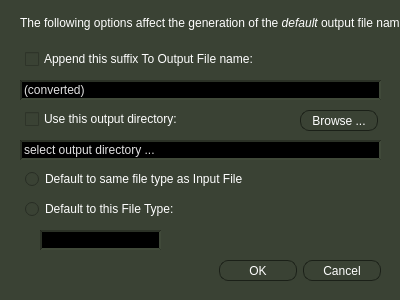
This is ferocious/outputfileoptions_dialog.ui in jniemann66/ferocious as Qt 5 draws it before an edit. The edited form follows.
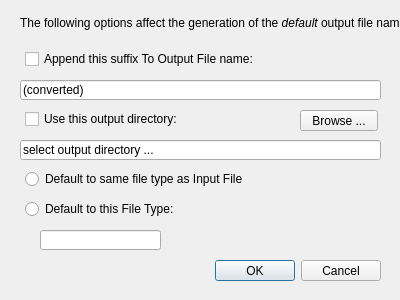
This is the edited form. Icons and pictures are not drawn.

Commit message: changes to ui form attributes

Patch:
```diff
--- a/ferocious/outputfileoptions_dialog.ui
+++ b/ferocious/outputfileoptions_dialog.ui
@@ -22,421 +22,6 @@
     <height>300</height>
    </size>
   </property>
-  <property name="palette">
-   <palette>
-    <active>
-     <colorrole role="WindowText">
-      <brush brushstyle="SolidPattern">
-       <color alpha="255">
-        <red>255</red>
-        <green>255</green>
-        <blue>255</blue>
-       </color>
-      </brush>
-     </colorrole>
-     <colorrole role="Button">
-      <brush brushstyle="SolidPattern">
-       <color alpha="255">
-        <red>58</red>
-        <green>66</green>
-        <blue>52</blue>
-       </color>
-      </brush>
-     </colorrole>
-     <colorrole role="Light">
-      <brush brushstyle="SolidPattern">
-       <color alpha="255">
-        <red>87</red>
-        <green>99</green>
-        <blue>78</blue>
-       </color>
-      </brush>
-     </colorrole>
-     <colorrole role="Midlight">
-      <brush brushstyle="SolidPattern">
-       <color alpha="255">
-        <red>72</red>
-        <green>82</green>
-        <blue>65</blue>
-       </color>
-      </brush>
-     </colorrole>
-     <colorrole role="Dark">
-      <brush brushstyle="SolidPattern">
-       <color alpha="255">
-        <red>29</red>
-        <green>33</green>
-        <blue>26</blue>
-       </color>
-      </brush>
-     </colorrole>
-     <colorrole role="Mid">
-      <brush brushstyle="SolidPattern">
-       <color alpha="255">
-        <red>38</red>
-        <green>44</green>
-        <blue>34</blue>
-       </color>
-      </brush>
-     </colorrole>
-     <colorrole role="Text">
-      <brush brushstyle="SolidPattern">
-       <color alpha="255">
-        <red>255</red>
-        <green>255</green>
-        <blue>255</blue>
-       </color>
-      </brush>
-     </colorrole>
-     <colorrole role="BrightText">
-      <brush brushstyle="SolidPattern">
-       <color alpha="255">
-        <red>255</red>
-        <green>255</green>
-        <blue>255</blue>
-       </color>
-      </brush>
-     </colorrole>
-     <colorrole role="ButtonText">
-      <brush brushstyle="SolidPattern">
-       <color alpha="255">
-        <red>255</red>
-        <green>255</green>
-        <blue>255</blue>
-       </color>
-      </brush>
-     </colorrole>
-     <colorrole role="Base">
-      <brush brushstyle="SolidPattern">
-       <color alpha="255">
-        <red>58</red>
-        <green>66</green>
-        <blue>52</blue>
-       </color>
-      </brush>
-     </colorrole>
-     <colorrole role="Window">
-      <brush brushstyle="SolidPattern">
-       <color alpha="255">
-        <red>58</red>
-        <green>66</green>
-        <blue>52</blue>
-       </color>
-      </brush>
-     </colorrole>
-     <colorrole role="Shadow">
-      <brush brushstyle="SolidPattern">
-       <color alpha="255">
-        <red>0</red>
-        <green>0</green>
-        <blue>0</blue>
-       </color>
-      </brush>
-     </colorrole>
-     <colorrole role="AlternateBase">
-      <brush brushstyle="SolidPattern">
-       <color alpha="255">
-        <red>29</red>
-        <green>33</green>
-        <blue>26</blue>
-       </color>
-      </brush>
-     </colorrole>
-     <colorrole role="ToolTipBase">
-      <brush brushstyle="SolidPattern">
-       <color alpha="255">
-        <red>255</red>
-        <green>255</green>
-        <blue>220</blue>
-       </color>
-      </brush>
-     </colorrole>
-     <colorrole role="ToolTipText">
-      <brush brushstyle="SolidPattern">
-       <color alpha="255">
-        <red>0</red>
-        <green>0</green>
-        <blue>0</blue>
-       </color>
-      </brush>
-     </colorrole>
-    </active>
-    <inactive>
-     <colorrole role="WindowText">
-      <brush brushstyle="SolidPattern">
-       <color alpha="255">
-        <red>255</red>
-        <green>255</green>
-        <blue>255</blue>
-       </color>
-      </brush>
-     </colorrole>
-     <colorrole role="Button">
-      <brush brushstyle="SolidPattern">
-       <color alpha="255">
-        <red>58</red>
-        <green>66</green>
-        <blue>52</blue>
-       </color>
-      </brush>
-     </colorrole>
-     <colorrole role="Light">
-      <brush brushstyle="SolidPattern">
-       <color alpha="255">
-        <red>87</red>
-        <green>99</green>
-        <blue>78</blue>
-       </color>
-      </brush>
-     </colorrole>
-     <colorrole role="Midlight">
-      <brush brushstyle="SolidPattern">
-       <color alpha="255">
-        <red>72</red>
-        <green>82</green>
-        <blue>65</blue>
-       </color>
-      </brush>
-     </colorrole>
-     <colorrole role="Dark">
-      <brush brushstyle="SolidPattern">
-       <color alpha="255">
-        <red>29</red>
-        <green>33</green>
-        <blue>26</blue>
-       </color>
-      </brush>
-     </colorrole>
-     <colorrole role="Mid">
-      <brush brushstyle="SolidPattern">
-       <color alpha="255">
-        <red>38</red>
-        <green>44</green>
-        <blue>34</blue>
-       </color>
-      </brush>
-     </colorrole>
-     <colorrole role="Text">
-      <brush brushstyle="SolidPattern">
-       <color alpha="255">
-        <red>255</red>
-        <green>255</green>
-        <blue>255</blue>
-       </color>
-      </brush>
-     </colorrole>
-     <colorrole role="BrightText">
-      <brush brushstyle="SolidPattern">
-       <color alpha="255">
-        <red>255</red>
-        <green>255</green>
-        <blue>255</blue>
-       </color>
-      </brush>
-     </colorrole>
-     <colorrole role="ButtonText">
-      <brush brushstyle="SolidPattern">
-       <color alpha="255">
-        <red>255</red>
-        <green>255</green>
-        <blue>255</blue>
-       </color>
-      </brush>
-     </colorrole>
-     <colorrole role="Base">
-      <brush brushstyle="SolidPattern">
-       <color alpha="255">
-        <red>58</red>
-        <green>66</green>
-        <blue>52</blue>
-       </color>
-      </brush>
-     </colorrole>
-     <colorrole role="Window">
-      <brush brushstyle="SolidPattern">
-       <color alpha="255">
-        <red>58</red>
-        <green>66</green>
-        <blue>52</blue>
-       </color>
-      </brush>
-     </colorrole>
-     <colorrole role="Shadow">
-      <brush brushstyle="SolidPattern">
-       <color alpha="255">
-        <red>0</red>
-        <green>0</green>
-        <blue>0</blue>
-       </color>
-      </brush>
-     </colorrole>
-     <colorrole role="AlternateBase">
-      <brush brushstyle="SolidPattern">
-       <color alpha="255">
-        <red>29</red>
-        <green>33</green>
-        <blue>26</blue>
-       </color>
-      </brush>
-     </colorrole>
-     <colorrole role="ToolTipBase">
-      <brush brushstyle="SolidPattern">
-       <color alpha="255">
-        <red>255</red>
-        <green>255</green>
-        <blue>220</blue>
-       </color>
-      </brush>
-     </colorrole>
-     <colorrole role="ToolTipText">
-      <brush brushstyle="SolidPattern">
-       <color alpha="255">
-        <red>0</red>
-        <green>0</green>
-        <blue>0</blue>
-       </color>
-      </brush>
-     </colorrole>
-    </inactive>
-    <disabled>
-     <colorrole role="WindowText">
-      <brush brushstyle="SolidPattern">
-       <color alpha="255">
-        <red>255</red>
-        <green>255</green>
-        <blue>255</blue>
-       </color>
-      </brush>
-     </colorrole>
-     <colorrole role="Button">
-      <brush brushstyle="SolidPattern">
-       <color alpha="255">
-        <red>58</red>
-        <green>66</green>
-        <blue>52</blue>
-       </color>
-      </brush>
-     </colorrole>
-     <colorrole role="Light">
-      <brush brushstyle="SolidPattern">
-       <color alpha="255">
-        <red>87</red>
-        <green>99</green>
-        <blue>78</blue>
-       </color>
-      </brush>
-     </colorrole>
-     <colorrole role="Midlight">
-      <brush brushstyle="SolidPattern">
-       <color alpha="255">
-        <red>72</red>
-        <green>82</green>
-        <blue>65</blue>
-       </color>
-      </brush>
-     </colorrole>
-     <colorrole role="Dark">
-      <brush brushstyle="SolidPattern">
-       <color alpha="255">
-        <red>29</red>
-        <green>33</green>
-        <blue>26</blue>
-       </color>
-      </brush>
-     </colorrole>
-     <colorrole role="Mid">
-      <brush brushstyle="SolidPattern">
-       <color alpha="255">
-        <red>38</red>
-        <green>44</green>
-        <blue>34</blue>
-       </color>
-      </brush>
-     </colorrole>
-     <colorrole role="Text">
-      <brush brushstyle="SolidPattern">
-       <color alpha="255">
-        <red>255</red>
-        <green>255</green>
-        <blue>255</blue>
-       </color>
-      </brush>
-     </colorrole>
-     <colorrole role="BrightText">
-      <brush brushstyle="SolidPattern">
-       <color alpha="255">
-        <red>255</red>
-        <green>255</green>
-        <blue>255</blue>
-       </color>
-      </brush>
-     </colorrole>
-     <colorrole role="ButtonText">
-      <brush brushstyle="SolidPattern">
-       <color alpha="255">
-        <red>255</red>
-        <green>255</green>
-        <blue>255</blue>
-       </color>
-      </brush>
-     </colorrole>
-     <colorrole role="Base">
-      <brush brushstyle="SolidPattern">
-       <color alpha="255">
-        <red>58</red>
-        <green>66</green>
-        <blue>52</blue>
-       </color>
-      </brush>
-     </colorrole>
-     <colorrole role="Window">
-      <brush brushstyle="SolidPattern">
-       <color alpha="255">
-        <red>58</red>
-        <green>66</green>
-        <blue>52</blue>
-       </color>
-      </brush>
-     </colorrole>
-     <colorrole role="Shadow">
-      <brush brushstyle="SolidPattern">
-       <color alpha="255">
-        <red>0</red>
-        <green>0</green>
-        <blue>0</blue>
-       </color>
-      </brush>
-     </colorrole>
-     <colorrole role="AlternateBase">
-      <brush brushstyle="SolidPattern">
-       <color alpha="255">
-        <red>58</red>
-        <green>66</green>
-        <blue>52</blue>
-       </color>
-      </brush>
-     </colorrole>
-     <colorrole role="ToolTipBase">
-      <brush brushstyle="SolidPattern">
-       <color alpha="255">
-        <red>255</red>
-        <green>255</green>
-        <blue>220</blue>
-       </color>
-      </brush>
-     </colorrole>
-     <colorrole role="ToolTipText">
-      <brush brushstyle="SolidPattern">
-       <color alpha="255">
-        <red>0</red>
-        <green>0</green>
-        <blue>0</blue>
-       </color>
-      </brush>
-     </colorrole>
-    </disabled>
-   </palette>
-  </property>
   <property name="font">
    <font>
     <stylestrategy>PreferAntialias</stylestrategy>
@@ -449,201 +34,6 @@
    <iconset resource="ferocious.qrc">
     <normaloff>:/images/sine_sweep-32x32-buttonized.png</normaloff>:/images/sine_sweep-32x32-buttonized.png</iconset>
   </property>
-  <property name="styleSheet">
-   <string notr="true">QWidget{
-	color: rgb(255,255,255);
-	background-color: #3a4234;
-}
-
-QDialog {
-	background-color: #3a4234;
-}
-
-QLineEdit {
-	background-color: rgb(0, 0, 0);
-	color: rgb(225, 225, 225);
-	selection-background-color: rgb(0, 0, 127);
-	selection-color: rgb(255, 255, 255);
-	border-width: 2px;
-	border-style: inset;
-	border-color: #2b3126;;
-}
-
-QLineEdit:disabled {
-	background-color:   #32392d;
-	color: rgb(225, 225, 225);
-	selection-background-color: rgb(0, 0, 127);
-	selection-color: rgb(255, 255, 255);
-	border-width: 2px;
-	border-style: inset;
-	color: #3a4234;
-	border-color: #2b3126;
-}
-
-QPushButton {
-	color: #fff;
-	border: 1px solid #1b2018;
-	border-radius: 9px;
-	padding: 5px;
-	background: qradialgradient(cx: 0.3, cy: -0.4,
-	fx: 0.3, fy: -0.4,
-	radius: 1.35, stop: 0 #46503f, stop: 1 #2d3328);
-	min-width: 66px;
-	height: 9px;
-}
-
-QPushButton:hover {
-	background: qradialgradient(cx: 0.3, cy: -0.4,
-	fx: 0.3, fy: -0.4,
-	radius: 1.35, stop: 0 #535e4a, stop: 1 #3a4234);
-}
-
-QPushButton:pressed {
-	background: qradialgradient(cx: 0.4, cy: -0.1,
-	fx: 0.4, fy: -0.1,
-	radius: 1.35, stop: 0 #70e01a, stop: 1#3b770e);
-}
-
-QPushButton:disabled {
-	background: qradialgradient(cx: 0.4, cy: -0.1,
-	fx: 0.4, fy: -0.1,
-	radius: 1.35, stop: 0 #3a4234, stop: 1#3b770e);
-}
-
-QPushButton:disabled[flashing=&quot;true&quot;] {
-	background: qradialgradient(cx: 0.4, cy: -0.1,
-	fx: 0.4, fy: -0.1,
-	radius: 1.35, stop: 0 #70e01a, stop: 1#21251d);
-}
-
-QComboBox {
-	background-color: rgb(0, 0, 0);
-	color: rgb(225, 225, 225);
-	selection-background-color: rgb(0, 0, 127);
-	selection-color: rgb(255, 255, 255);
-	border-width: 2px;
-	border-style: inset;
-	border-color:  #2b3126;
-}
-
-QComboBox::drop-down:enabled {
-	color: #fff;
-	border: 1px solid #1b2018;
-	padding: 0px;
-	background: qradialgradient(cx: 0.3, cy: -0.4,
-	fx: 0.3, fy: -0.4,
-	radius: 1.35, stop: 0 #46503f, stop: 1 #2d3328);
-}
-
-QComboBox::down-arrow:enabled {
-	image: url(:/images/DownArrow8x8.png);
-}
-
-QComboBox::disabled {
-	background-color:   #32392d;
-	color: rgb(225, 225, 225);
-	selection-background-color: rgb(0, 0, 127);
-	selection-color: rgb(255, 255, 255);
-	border-width: 2px;
-	border-style: inset;
-	color: #3a4234;
-	border-color: #2b3126;
-}
-
-QComboBox::drop-down:disabled {
-	background-color:   #32392d;
-	color: rgb(225, 225, 225);
-	selection-background-color: rgb(0, 0, 127);
-	selection-color: rgb(255, 255, 255);
-	border-width: 0px;
-	border-style: inset;
-	color: #3a4234;
-	border-color: #2b3126;
-}
-
-QComboBox QAbstractItemView {
-	background-color: black;
-    selection-background-color: rgb(0, 0, 127);
-}
-
-QSpinBox {
-	background-color: rgb(0, 0, 0);
-	color: rgb(225, 225, 225);
-	selection-background-color: rgb(0, 0, 127);
-	selection-color: rgb(255, 255, 255);
-}
-
-QDoubleSpinBox {
-	background-color: rgb(0, 0, 0);
-	color: rgb(225, 225, 225);
-	selection-background-color: rgb(0, 0, 127);
-	selection-color: rgb(255, 255, 255);
-}
-
-QTextBrowser {
-	background-color: rgb(0, 0, 0);
-	color: #70e01a;
-	selection-background-color: rgb(0, 0, 127);
-	selection-color: rgb(255, 255, 255);
-	border-width: 2px;
-	border-style: inset;
-	border-color: #2b3126;
-}
-
-QMenuBar {
-	color: #fff;
-	border: 1px solid #1b2018;
-	border-radius: 6px;
-	background: qradialgradient(cx: 0.3, cy: -0.4,
-	fx: 0.3, fy: -0.4,
-	radius: 1.35, stop: 0 #46503f, stop: 1 #2d3328);
-	min-width: 66px;
-	max-height: 30px;
-}
-
-QMenuBar::item {
-	color: #fff;
-	border: 1px solid #1b2018;
-	border-radius: 6px;
-	background: qradialgradient(cx: 0.3, cy: -0.4,
-	fx: 0.3, fy: -0.4,
-	radius: 1.35, stop: 0 #46503f, stop: 1 #2d3328);
-	padding: 2px;
-	min-width: 66px;
-}
-
-QMenuBar::item:pressed {
-	background: qradialgradient(cx: 0.3, cy: -0.4,
-	fx: 0.3, fy: -0.4,
-	radius: 1.35, stop: 0 #535e4a, stop: 1 #3a4234);
-}
-
-QMenu {
-	color: #fff;
-	border: 1px solid #1b2018;
-	border-radius: 9px;
-	padding: 5px;
-	background: qradialgradient(cx: 0.3, cy: -0.4,
-	fx: 0.3, fy: -0.4,
-	radius: 1.35, stop: 0 #46503f, stop: 1 #2d3328);
-	min-width: 66px;
-}
-
-QMenu:hover {
-	background: qradialgradient(cx: 0.3, cy: -0.4,
-	fx: 0.3, fy: -0.4,
-	radius: 1.35, stop: 0 #535e4a, stop: 1 #3a4234);
-}
-
-QMenu:pressed {
-	background: qradialgradient(cx: 0.4, cy: -0.1,
-	fx: 0.4, fy: -0.1,
-	radius: 1.35, stop: 0 #70e01a, stop: 1#3b770e);
-}
-
-
-</string>
-  </property>
   <widget class="QDialogButtonBox" name="OutputFileOptions_buttonBox">
    <property name="geometry">
     <rect>
```
The commit also changes 3 other files.
